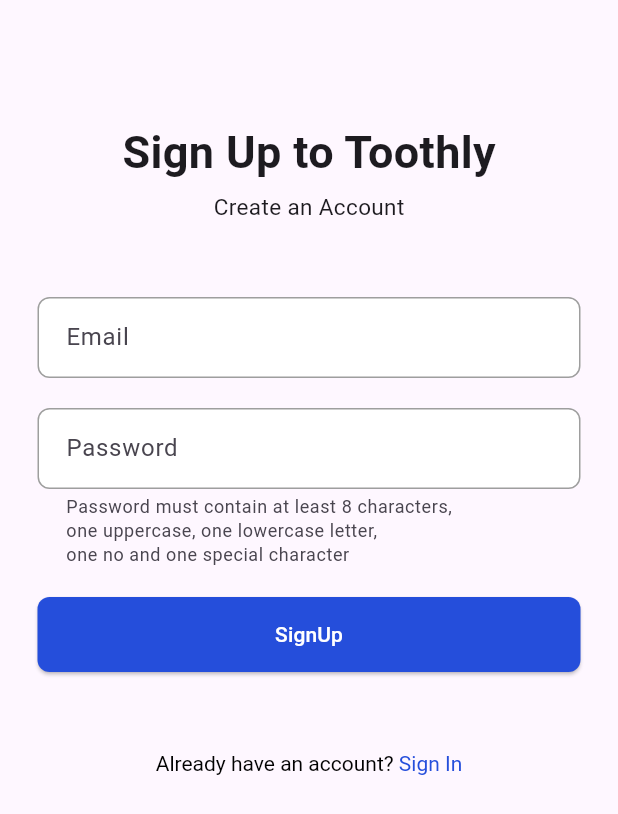
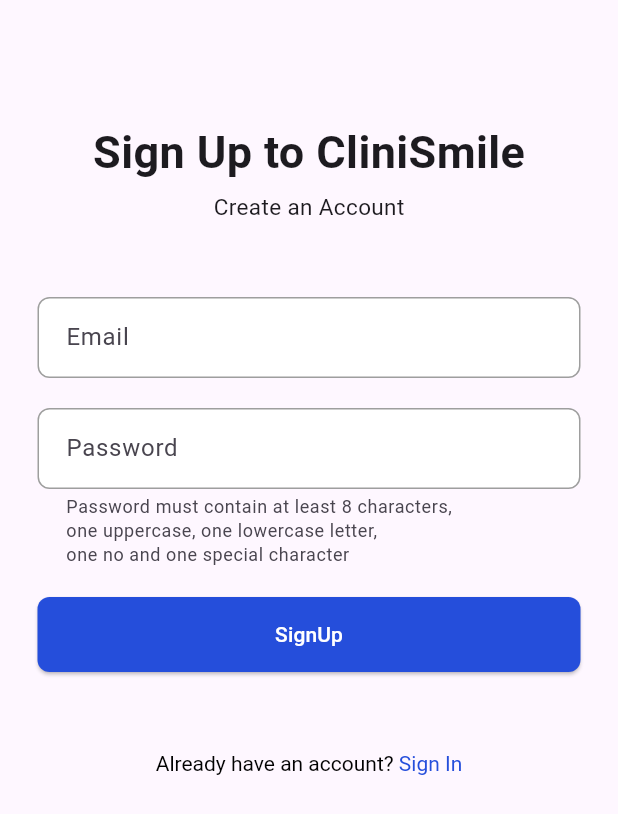
Before and after one commit to abdu61/CliniSmile, a Flutter app: the SignUp screen opened directly with empty values, on a phone screen of 412 x 824 dp. Shown: the top 814 px of the screen. Run offline on Flutter 3.47's test engine with Material 3 defaults, Android fonts, the light colour scheme and no system bars; our stand-ins replace firebase_auth, firebase_core; accounts and stored records are empty.

Commit message:
Changed the Clinic Name to CliniSmile

```diff
--- a/lib/screens/authenticate/sign_up.dart
+++ b/lib/screens/authenticate/sign_up.dart
@@ -30,7 +30,7 @@
             child: Column(
               children: [
                 const Text(
-                  'Sign Up to Toothly',
+                  'Sign Up to CliniSmile',
                   style: TextStyle(
                     fontSize: 30.0, // Change the font size
                     fontWeight: FontWeight.bold, // Make the text bold
--- a/lib/screens/home/home.dart
+++ b/lib/screens/home/home.dart
@@ -16,7 +16,7 @@
             fontWeight: FontWeight.bold,
             fontSize: 25.0,
           ),
-          child: Text('Toothly'),
+          child: Text('CliniSmile'),
         ),
         backgroundColor: Color(0xFF254EDB),
         elevation: 0.0,
```
